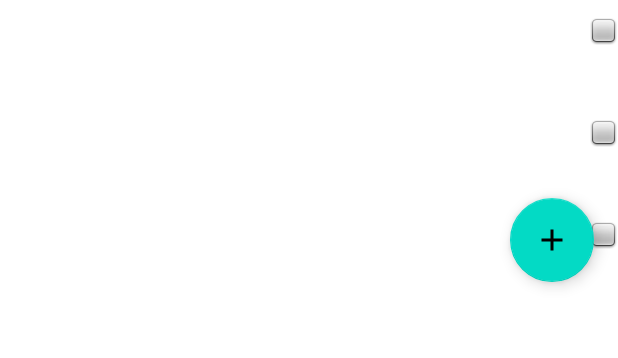
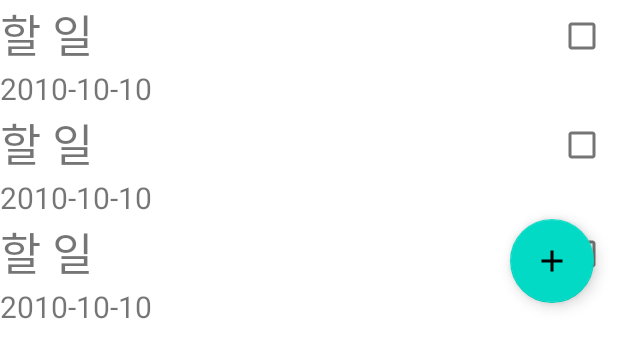
Before and after one commit to Ahn-seokjoo/android-todo-list-app, an Android app: the layout activity_main.xml on its own in the app's theme, with its tools: preview values and no code run, on a phone screen of 412 x 824 dp. Shown: the top 358 px of the screen. Run offline under Robolectric (Android 15) with nearby library versions, the phone set to English and light mode, and no system bars.

Commit message:
Click 이벤트 추가 구현 및 정리, CheckedTextBox -> textview + checkbox로 교체

```diff
--- a/app/src/main/AndroidManifest.xml
+++ b/app/src/main/AndroidManifest.xml
@@ -9,8 +9,8 @@
         android:roundIcon="@mipmap/ic_launcher_round"
         android:supportsRtl="true"
         android:theme="@style/Theme.TodoList">
-        <activity android:name=".view.AddPage"></activity>
-        <activity android:name=".view.MainActivity">
+        <activity android:name=".view.add.AddPageActivity"></activity>
+        <activity android:name=".view.main.MainActivity">
             <intent-filter>
                 <action android:name="android.intent.action.MAIN" />
 
--- a/app/src/main/java/com/example/todolist/data/TodoList.kt
+++ b/app/src/main/java/com/example/todolist/data/Todo.kt
@@ -1,6 +1,8 @@
 package com.example.todolist.data
 
-data class TodoList(
+import java.io.Serializable
+
+data class Todo(
     val doList: String,
     val time: String
-)
+) : Serializable
--- a/app/src/main/res/layout/activity_add_page.xml
+++ b/app/src/main/res/layout/activity_add_page.xml
@@ -4,7 +4,7 @@
     xmlns:tools="http://schemas.android.com/tools"
     android:layout_width="match_parent"
     android:layout_height="match_parent"
-    tools:context=".view.AddPage">
+    tools:context=".view.add.AddPageActivity">
 
     <androidx.constraintlayout.widget.ConstraintLayout
         android:layout_width="match_parent"
--- a/app/src/main/res/layout/item_text.xml
+++ b/app/src/main/res/layout/item_text.xml
@@ -2,22 +2,33 @@
 <LinearLayout xmlns:android="http://schemas.android.com/apk/res/android"
     android:layout_width="match_parent"
     android:layout_height="wrap_content"
+    android:orientation="horizontal">
+
+    <LinearLayout
+        android:layout_width="0dp"
+        android:layout_height="wrap_content"
+        android:layout_weight="1"
         android:orientation="vertical">
 
-    <CheckedTextView
+        <TextView
             android:id="@+id/checkboxText"
             android:layout_width="match_parent"
             android:layout_height="wrap_content"
-        android:checked="false"
-        android:clickable="true"
-        android:drawableRight="@android:drawable/checkbox_off_background"
-        android:textSize="30dp"
-        android:longClickable="true" />
+            android:longClickable="true"
+            android:text="할 일"
+            android:textSize="30dp" />
 
         <TextView
             android:id="@+id/currentTimeText"
             android:layout_width="match_parent"
             android:layout_height="match_parent"
+            android:text="2010-10-10"
             android:textSize="20dp" />
 
     </LinearLayout>
+
+    <CheckBox
+        android:id="@+id/checkbox"
+        android:layout_width="wrap_content"
+        android:layout_height="wrap_content" />
+</LinearLayout>
```
Also changed, not shown: app/src/main/java/com/example/todolist/view/TodoListAdapter.kt (deleted, +0 -50 lines), app/src/main/java/com/example/todolist/view/add/AddPageActivity.kt (renamed from app/src/main/java/com/example/todolist/view/AddPage.kt, +6 -4 lines), app/src/main/java/com/example/todolist/view/main/MainActivity.kt (renamed from app/src/main/java/com/example/todolist/view/MainActivity.kt, +19 -20 lines), app/src/main/java/com/example/todolist/view/main/TodoListAdapter.kt (added, +62 -0 lines). Lines whose indentation alone changed are shown as unchanged.
